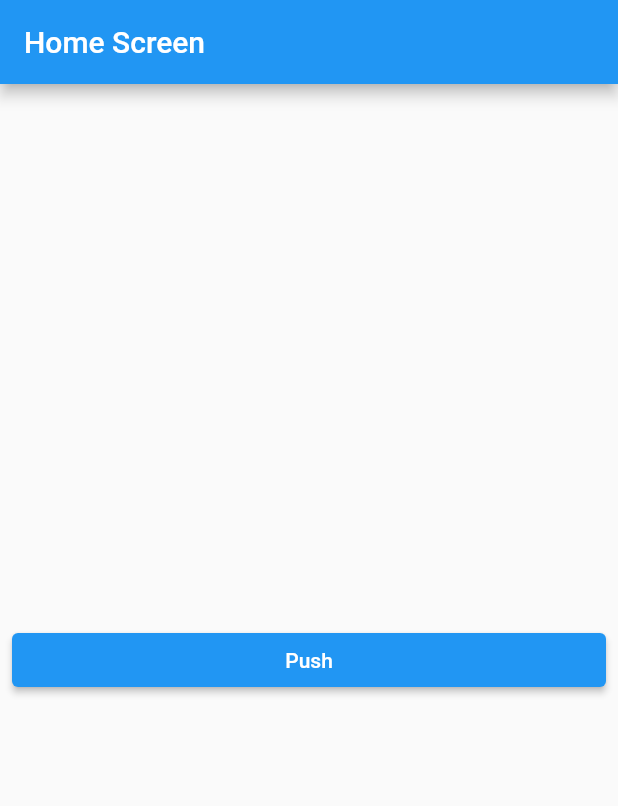
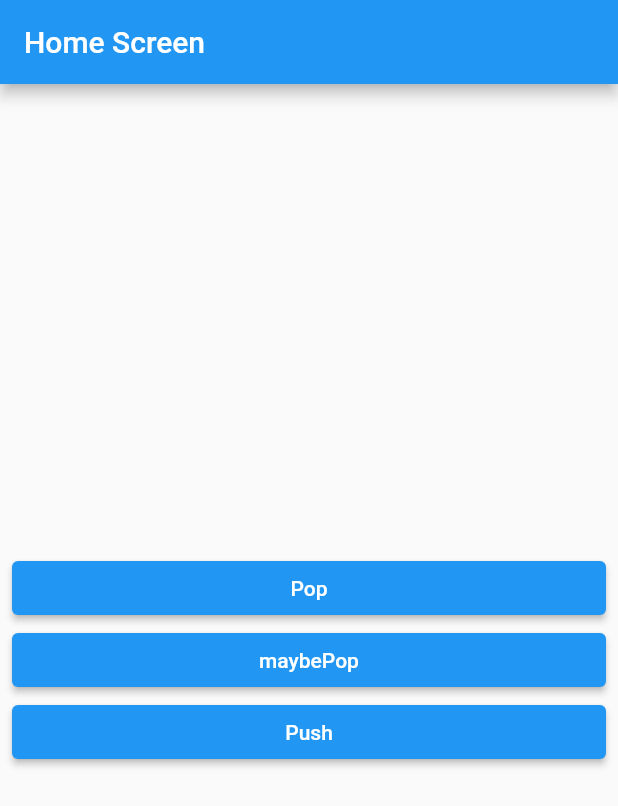
Before and after one commit to sjsjsj1246/flutter-navigation, a Flutter app: the screen it shows after launch, on a phone screen of 412 x 824 dp. Shown: the top 806 px of the screen. Run offline on Flutter 3.47's test engine with Material 2 defaults, Android fonts, the phone set to English and light mode, and no system bars.

Commit message:
Feat: Variant Pop Navigation

```diff
--- a/lib/screen/home_screen.dart
+++ b/lib/screen/home_screen.dart
@@ -7,7 +7,25 @@ class HomeScreen extends StatelessWidget {
 
   @override
   Widget build(BuildContext context) {
-    return MainLayout(title: "Home Screen", children: [
+    return WillPopScope(
+      onWillPop: () async {
+        //true - pop 가능
+        //false - pop 불가능
+        final canPop = Navigator.of(context).canPop(); //스택에 최소 한개 이상 있는가 확인
+
+        return canPop; //스택 상단에 아무것도 없으면 false이고 뒤로가기 해도 앱이 꺼지지 않음(Android)
+      },
+      child: MainLayout(title: "Home Screen", children: [
+        ElevatedButton(
+            onPressed: () {
+              Navigator.of(context).pop();
+            },
+            child: Text("Pop")),
+        ElevatedButton(
+            onPressed: () {
+              Navigator.of(context).maybePop();
+            },
+            child: Text("maybePop")), //스택에 최소 한개 이상 있을 때 pop함
         ElevatedButton(
           onPressed: () async {
             final result = await Navigator.of(context).push(MaterialPageRoute(
@@ -15,6 +33,7 @@ class HomeScreen extends StatelessWidget {
           },
           child: Text("Push"),
         )
-    ]);
+      ]),
+    );
   }
 }
```
Lines whose indentation alone changed are shown as unchanged.
